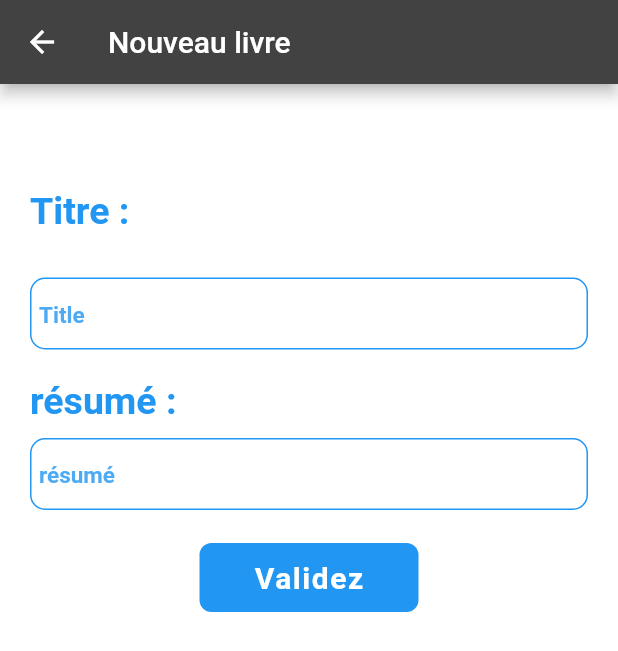
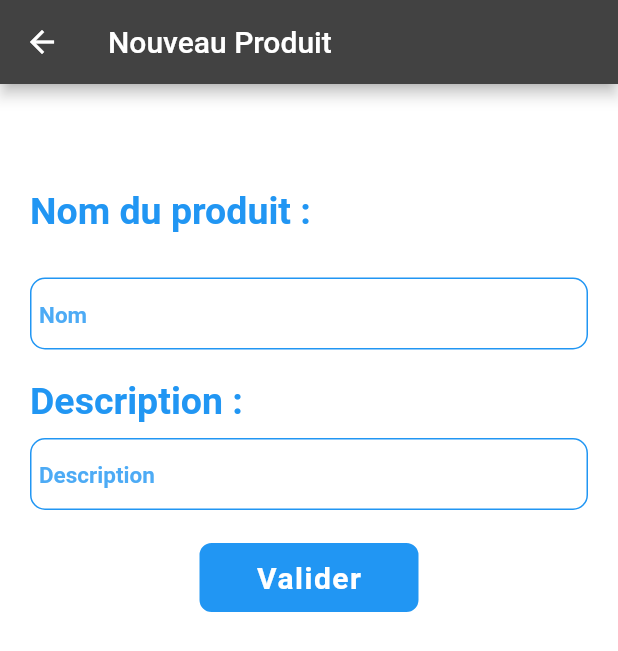
Before and after one commit to L-Paillet/flutterAP, a Flutter app: the Ajout screen opened by its route, on a phone screen of 412 x 824 dp. Shown: the top 651 px of the screen. Run offline on Flutter 3.47's test engine with Material 2 defaults, Android fonts, the light colour scheme and no system bars; drawn by our look-alikes of snippet_coder_utils; network calls fail.

Commit message:
Modifications Ajout

```diff
--- a/lib/pages/Ajout.dart
+++ b/lib/pages/Ajout.dart
@@ -4,7 +4,7 @@ import 'package:snippet_coder_utils/FormHelper.dart';
 import 'package:snippet_coder_utils/ProgressHUD.dart';
 
 class Ajout extends StatefulWidget {
-  const Ajout({ Key? key }) : super(key: key);
+  const Ajout({Key? key}) : super(key: key);
 
   @override
   State<Ajout> createState() => _AjoutState();
@@ -20,9 +20,9 @@ class _AjoutState extends State<Ajout> {
     return SafeArea(
       child: Scaffold(
         appBar: AppBar(
-        title: const Text("Nouveau livre"),
+          title: const Text("Nouveau Produit"),
         ),
-        backgroundColor : Colors.white,
+        backgroundColor: Colors.white,
         body: ProgressHUD(
           child: Form(
             key: globalFormKey,
@@ -35,66 +35,62 @@ class _AjoutState extends State<Ajout> {
       ),
     );
   }
-  Widget _AjoutUI(BuildContext context){
+
+  Widget _AjoutUI(BuildContext context) {
     return SingleChildScrollView(
-      child:  Column(
+      child: Column(
           mainAxisAlignment: MainAxisAlignment.start,
           crossAxisAlignment: CrossAxisAlignment.start,
           children: [
             const Padding(
-            padding: EdgeInsets.only(
-              left: 20,
-              top: 70,
-              bottom: 30
-            ),
-            child: Text("Titre :", style: TextStyle(
+              padding: EdgeInsets.only(left: 20, top: 70, bottom: 30),
+              child: Text(
+                "Nom du produit :",
+                style: TextStyle(
                     fontWeight: FontWeight.bold,
                     fontSize: 25,
-              color: Colors.blue
+                    color: Colors.blue),
               ),
             ),
-          ),
-          FormHelper.inputFieldWidget(
-            context,
-            "Title",
-            "Title",
-            (onValidateVal){
-              if(onValidateVal.isEmpty){
-                return "Le titre ne peut être vide";
+            FormHelper.inputFieldWidget(context, "Nom", "Nom", (onValidateVal) {
+              if (onValidateVal.isEmpty) {
+                return "Le nom ne peut pas être vide";
               }
               return null;
-            },
-            (onSaved){
+            }, (onSaved) {
               title = onSaved;
             },
                 borderFocusColor: Colors.blue,
                 borderColor: Colors.blue,
                 textColor: Colors.blue,
                 hintColor: Colors.blue.withOpacity(0.8),
-            borderRadius: 10
+                borderRadius: 10),
+            const Padding(
+              padding: EdgeInsets.only(
+                top: 20,
+                left: 20,
               ),
-            const Padding(
-              padding:  EdgeInsets.only(top:20,left: 20,),
-              child:  Text("résumé :", style: TextStyle(
+              child: Text(
+                "Description :",
+                style: TextStyle(
                     fontWeight: FontWeight.bold,
                     fontSize: 25,
-              color: Colors.blue
-              ),
+                    color: Colors.blue),
               ),
             ),
             Padding(
-              padding: const EdgeInsets.only(top:10),
-              child:  FormHelper.inputFieldWidget(
+              padding: const EdgeInsets.only(top: 10),
+              child: FormHelper.inputFieldWidget(
                 context,
                 "body",
-                "résumé",
-                (onValidateVal){
-                  if(onValidateVal.isEmpty){
-                    return "Le résumé ne peut être vide";
+                "Description",
+                (onValidateVal) {
+                  if (onValidateVal.isEmpty) {
+                    return "La description ne peut pas être vide";
                   }
                   return null;
                 },
-                (onSaved){
+                (onSaved) {
                   body = onSaved;
                 },
                 borderFocusColor: Colors.blue,
@@ -103,18 +99,14 @@ class _AjoutState extends State<Ajout> {
                 hintColor: Colors.blue.withOpacity(0.8),
                 borderRadius: 10,
               ),
-
-
             ),
             const SizedBox(
               height: 20,
             ),
             Center(
-              child: FormHelper.submitButton(
-                "Validez",
-                (){
+              child: FormHelper.submitButton("Valider", () {
                 dynamic validate = globalFormKey.currentState?.validate();
-                  if(validate != null && validate){
+                if (validate != null && validate) {
                   globalFormKey.currentState?.save();
                   Livre.ajout(context, title, body);
                 }
@@ -122,12 +114,9 @@ class _AjoutState extends State<Ajout> {
                   btnColor: Colors.blue,
                   borderColor: Colors.white,
                   txtColor: Colors.white,
-                borderRadius: 10
-               ) ,
+                  borderRadius: 10),
             )
-
-          ]
-        ),
+          ]),
     );
   }
 }
```
Lines whose indentation alone changed are shown as unchanged.
